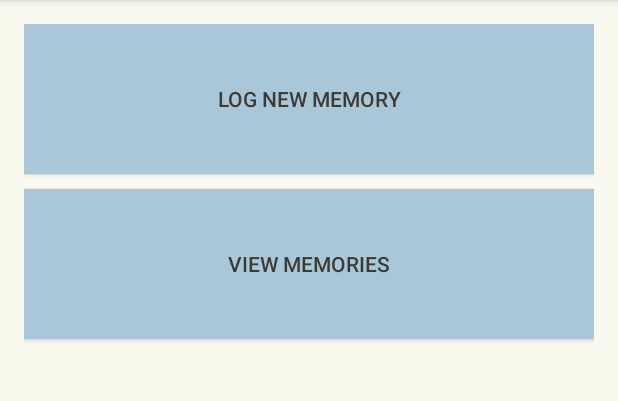
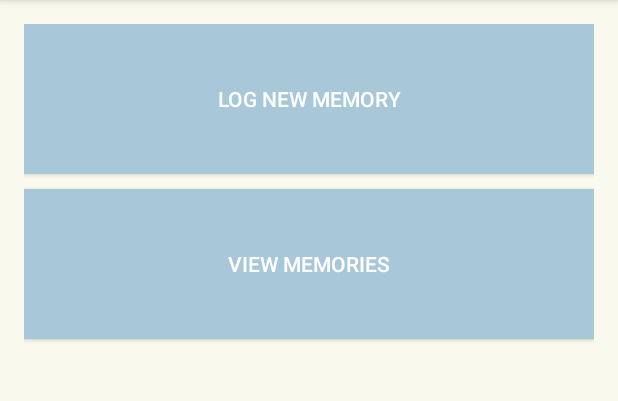
Before and after one commit to allenwixted/MemoirV2, an Android app: the screen it shows after launch (MainActivity), on a phone screen of 412 x 824 dp, the part 84-485 px from its top. Run offline under Robolectric (Android 15) with nearby library versions, the phone set to English and light mode, and no system bars.

Commit message:
Fixed Aesthetics- Button Text

```diff
--- a/app/src/main/res/layout/activity_add_memory.xml
+++ b/app/src/main/res/layout/activity_add_memory.xml
@@ -54,8 +54,9 @@
         android:width="180dp"
         android:layout_marginLeft="10dp"
         android:layout_marginTop="10dp"
-        android:textColor="@color/colorAccent"
+
         android:layout_marginBottom="10dp"
+        android:textColor="#FFFFFF"
         />
 
     <Button
@@ -67,8 +68,9 @@
         android:layout_centerHorizontal="true"
         android:width="180dp"
         android:layout_margin="10dp"
+
         android:textColorHighlight="@color/colorPrimaryDark"
-        android:textColor="@color/colorAccent"/>
+        android:textColor="#FFFFFF"/>
 
     <ImageView
         android:layout_width="wrap_content"
--- a/app/src/main/res/layout/activity_main.xml
+++ b/app/src/main/res/layout/activity_main.xml
@@ -21,7 +21,7 @@
         android:layout_height="100dp"
         android:text="Log New Memory"
         android:id="@+id/mainLogButton"
-        android:textColor="@color/colorAccent"
+        android:textColor="#FFFFFF"
         android:layout_alignParentTop="true"
         android:layout_centerHorizontal="true"
         android:layout_marginBottom="10dp"/>
@@ -31,7 +31,7 @@
         android:layout_height="100dp"
         android:text="View Memories"
         android:id="@+id/mainViewButton"
-        android:textColor="@color/colorAccent"
+        android:textColor="#FFFFFF"
         android:layout_below="@+id/mainLogButton"
         android:layout_centerHorizontal="true" />
 </RelativeLayout>
--- a/app/src/main/res/layout/activity_map.xml
+++ b/app/src/main/res/layout/activity_map.xml
@@ -22,7 +22,7 @@
         android:layout_height="wrap_content"
         android:text="Go to Limerick"
         android:width="150dp"
+        android:textColor="#FFFFFF"
         android:layout_alignParentTop="true"
         android:layout_alignParentRight="true"/>
-
 </RelativeLayout>
```
